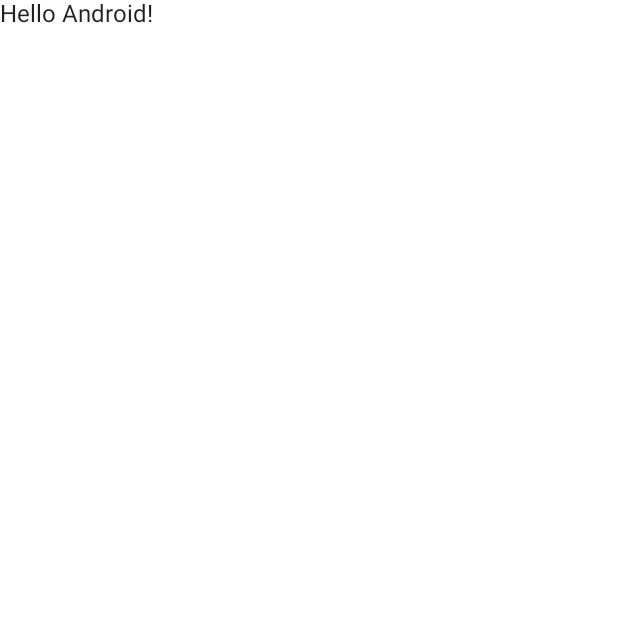
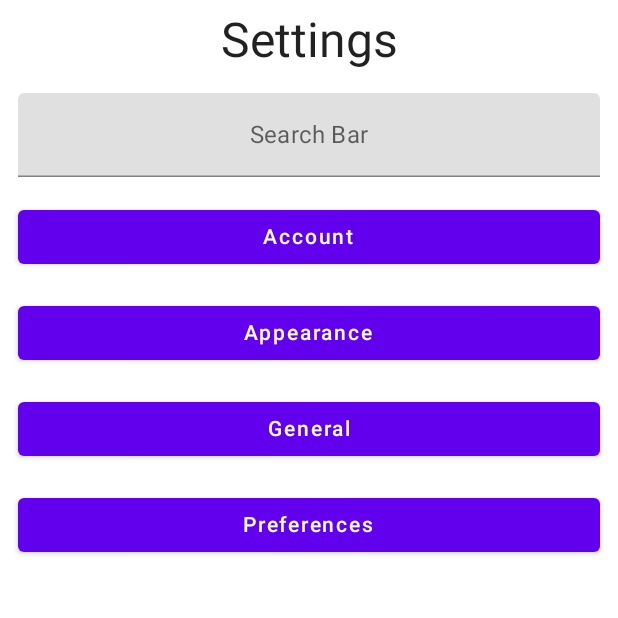
Before and after one commit to Kadehikpe14/Student_Scheduler, an Android app built with Jetpack Compose: the SettingsActivity screen opened directly, with no data from a screen before it, on a phone screen of 412 x 824 dp, the top half of it. Before the commit the part shown is almost empty. Run offline under Robolectric (Android 15) with nearby library versions, the phone set to English and light mode, and no system bars.

Commit message:
Created login activity and settings activity

```diff
--- a/app/src/main/java/com/example/groupproject/SettingsActivity.kt
+++ b/app/src/main/java/com/example/groupproject/SettingsActivity.kt
@@ -3,13 +3,15 @@ package com.example.groupproject
 import android.os.Bundle
 import androidx.activity.ComponentActivity
 import androidx.activity.compose.setContent
-import androidx.compose.foundation.layout.fillMaxSize
-import androidx.compose.material.MaterialTheme
-import androidx.compose.material.Surface
-import androidx.compose.material.Text
+import androidx.compose.foundation.layout.*
+import androidx.compose.material.*
 import androidx.compose.runtime.Composable
+import androidx.compose.ui.Alignment
 import androidx.compose.ui.Modifier
+import androidx.compose.ui.res.stringResource
 import androidx.compose.ui.tooling.preview.Preview
+import androidx.compose.ui.unit.dp
+import androidx.compose.ui.unit.sp
 import com.example.groupproject.ui.theme.GroupProjectTheme
 
 class SettingsActivity : ComponentActivity() {
@@ -22,9 +24,46 @@ class SettingsActivity : ComponentActivity() {
                     modifier = Modifier.fillMaxSize(),
                     color = MaterialTheme.colors.background
                 ) {
-                    Greeting4("Android")
+                    Column(modifier = Modifier.fillMaxHeight()) {
+                        Row(horizontalArrangement = Arrangement.Center,modifier = Modifier
+                            .fillMaxWidth()
+                            .padding(horizontal = 12.dp, vertical = 8.dp)) {
+                            Text(text = stringResource(id = R.string.title_activity_settings), fontSize = 32.sp)
+                        }
+                        Row(horizontalArrangement = Arrangement.Center,modifier = Modifier
+                            .fillMaxWidth()
+                            .padding(horizontal = 12.dp, vertical = 8.dp)) {
+                            TextField(value = "", onValueChange = {}, placeholder = {
+                                Row(horizontalArrangement = Arrangement.Center, modifier = Modifier.fillMaxWidth()) {
+                                    Text(text = stringResource(id = R.string.button_settings_searchbar), fontSize = 16.sp)
+                                }
+                            })
+                        }
+                        ButtonRow(stringResource(id = R.string.button_settings_account))
+                        ButtonRow(stringResource(id = R.string.button_settings_appearance))
+                        ButtonRow(stringResource(id = R.string.button_settings_general))
+                        ButtonRow(stringResource(id = R.string.button_settings_preferences))
+
+                    }
+
+
+
+
+
+
                 }
             }
+        }
+    }
+}
+
+@Composable
+fun ButtonRow(name: String){
+    Row(horizontalArrangement = Arrangement.Center,modifier = Modifier
+        .fillMaxWidth()
+        .padding(horizontal = 12.dp, vertical = 8.dp)) {
+        Button(onClick = { /*TODO*/ }, modifier = Modifier.fillMaxWidth()) {
+            Text(text = name)
         }
     }
 }
--- a/app/src/main/res/values/strings.xml
+++ b/app/src/main/res/values/strings.xml
@@ -10,4 +10,16 @@
     <string name="button_page_todo">ToDo List</string>
     <string name="button_page_another">Another Page</string>
     <string name="button_page_settings">Settings</string>
+    <string name="button_function_login">Login</string>
+    <string name="inform_prompt_username">Username</string>
+    <string name="inform_prompt_password">Passphrase</string>
+    <string name="inform_login_forgotinfo">Forgot Username/Passphrase?</string>
+    <string name="inform_login_signup">Don\'t have an Account? Sign Up Here!</string>
+    <string name="title_activity_about">AboutActivity</string>
+    <string name="button_settings_account">Account</string>
+    <string name="button_settings_appearance">Appearance</string>
+    <string name="button_settings_general">General</string>
+    <string name="button_settings_preferences">Preferences</string>
+    <string name="button_settings_about">About</string>
+    <string name="button_settings_searchbar">Search Bar</string>
 </resources>
```
Also changed, not shown: app/src/main/AndroidManifest.xml (+9 -1 lines), app/src/main/java/com/example/groupproject/AboutActivity.kt (added, +43 -0 lines), app/src/main/java/com/example/groupproject/HomepageActivity.kt (+18 -6 lines), app/src/main/java/com/example/groupproject/LoginActivity.kt (+64 -5 lines).
